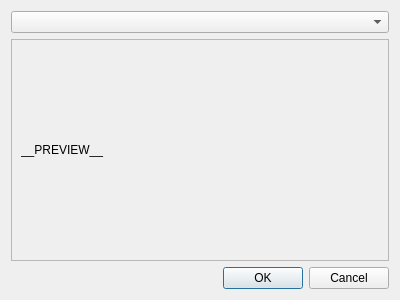
Before: the Qt Designer form plugins/cuesheet/src/codecselector.ui in legnaleurc/khopper, drawn with Qt 5.
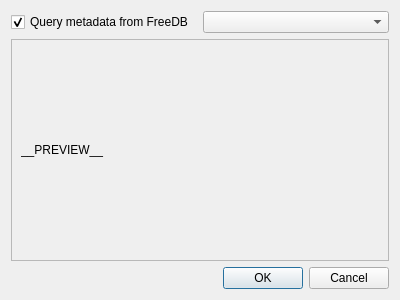
After: the same form once the commit is applied.

The edit to the form file:
```diff
--- a/plugins/cuesheet/src/codecselector.ui
+++ b/plugins/cuesheet/src/codecselector.ui
@@ -15,7 +15,21 @@
   </property>
   <layout class="QVBoxLayout" name="verticalLayout">
    <item>
-    <widget class="QComboBox" name="codecs"/>
+    <layout class="QHBoxLayout" name="horizontalLayout">
+     <item>
+      <widget class="QCheckBox" name="freedb">
+       <property name="text">
+        <string>Query metadata from FreeDB</string>
+       </property>
+       <property name="checked">
+        <bool>true</bool>
+       </property>
+      </widget>
+     </item>
+     <item>
+      <widget class="QComboBox" name="codecs"/>
+     </item>
+    </layout>
    </item>
    <item>
     <widget class="QScrollArea" name="scrollArea">
```
Left out of the diff: 2 changed lines with no effect on the pictures.
